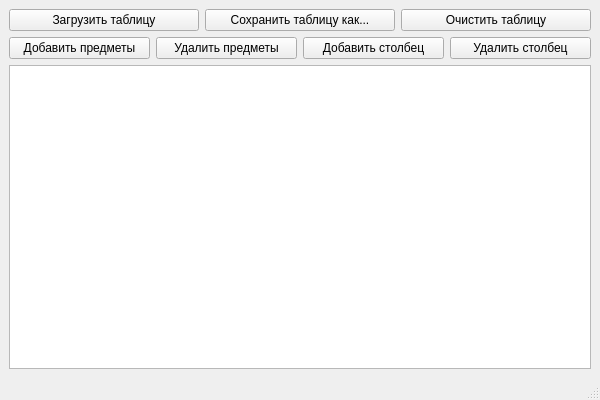
Old version of the form main_window.ui in the repository myrzh/gradebook_sandbox.
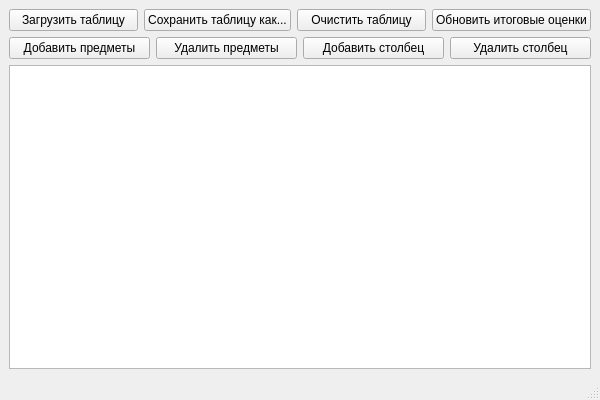
New version of the form.

Commit message: partly make update_final_marks method

```diff
--- a/main_window.ui
+++ b/main_window.ui
@@ -49,6 +49,13 @@
           </property>
          </widget>
         </item>
+        <item>
+         <widget class="QPushButton" name="update_final_marks_button">
+          <property name="text">
+           <string>Обновить итоговые оценки</string>
+          </property>
+         </widget>
+        </item>
        </layout>
       </item>
       <item>
```
The commit also changes 1 other file.
